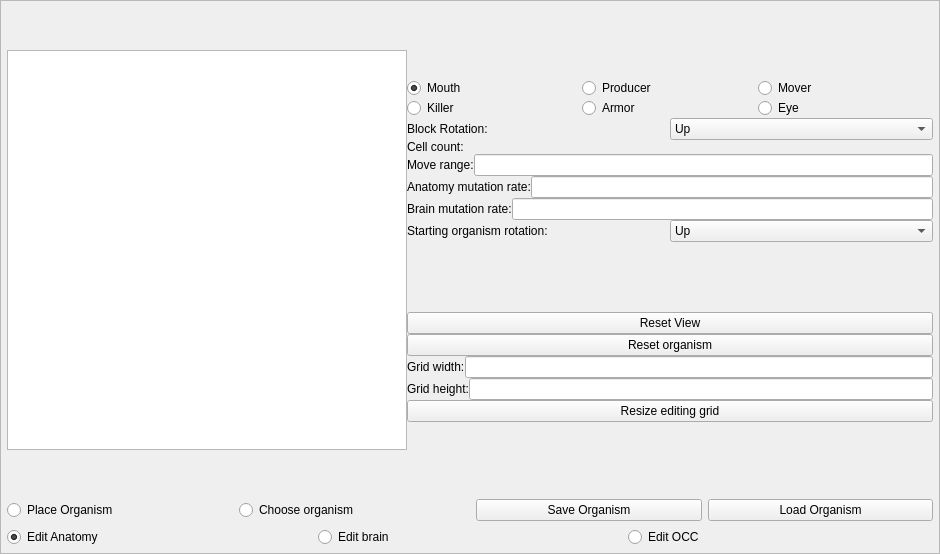
Above: Source/UiFiles/editor.ui from SuperSpaceEye/LifeEngineExtended before the change. Below: the same form after it.
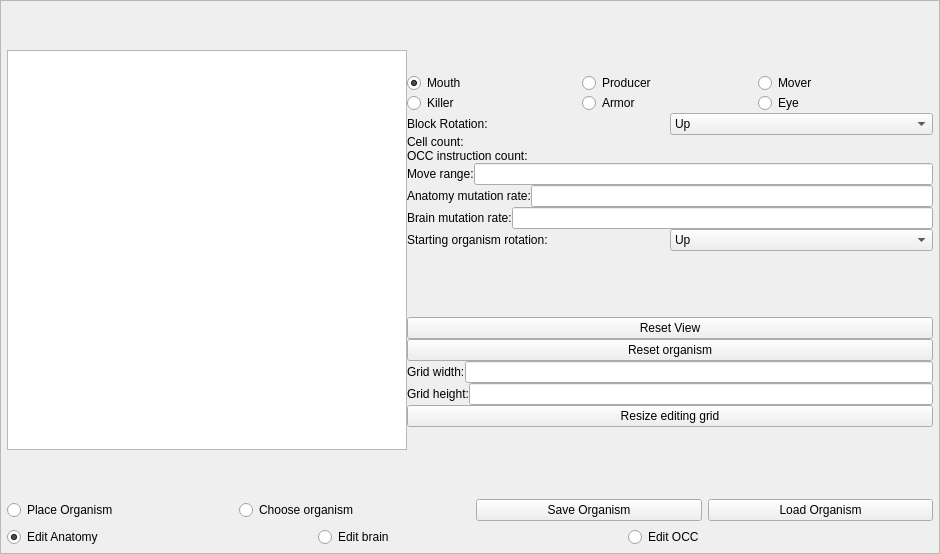
That is the form after the change.

The edit to the form file:
```diff
--- a/Source/UiFiles/editor.ui
+++ b/Source/UiFiles/editor.ui
@@ -132,7 +132,7 @@
                    </widget>
                   </item>
                   <item>
-                   <layout class="QVBoxLayout" name="verticalLayout_5" stretch="0,0,0,0,0,0,0,0,0,0,0,0,0,0,0,0">
+                   <layout class="QVBoxLayout" name="verticalLayout_5" stretch="0,0,0,0,0,0,0,0,0,0,0,0,0,0,0,0,0">
                     <item>
                      <spacer name="verticalSpacer_2">
                       <property name="orientation">
@@ -259,6 +259,13 @@
                       </property>
                      </widget>
                     </item>
+                    <item>
+                     <widget class="QLabel" name="label_occ_count">
+                      <property name="text">
+                       <string>OCC instruction count:</string>
+                      </property>
+                     </widget>
+                    </item>
                     <item>
                      <layout class="QHBoxLayout" name="horizontalLayout_9">
                       <item>
```
Left out of the diff: 2 changed lines with no effect on the pictures.
